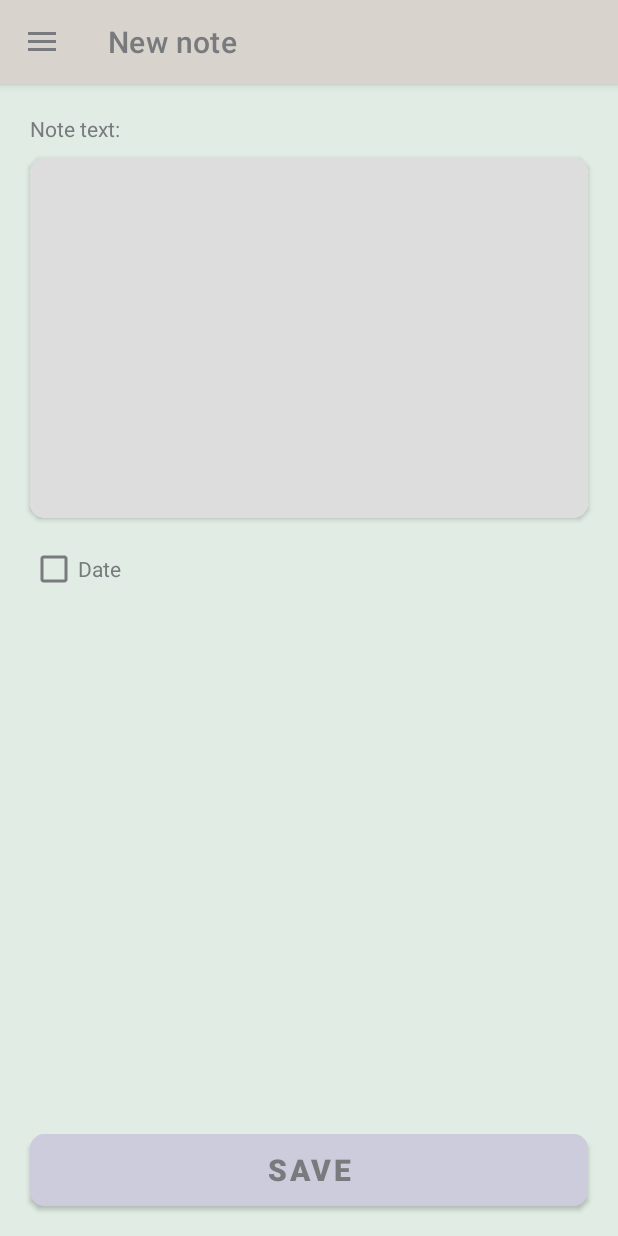
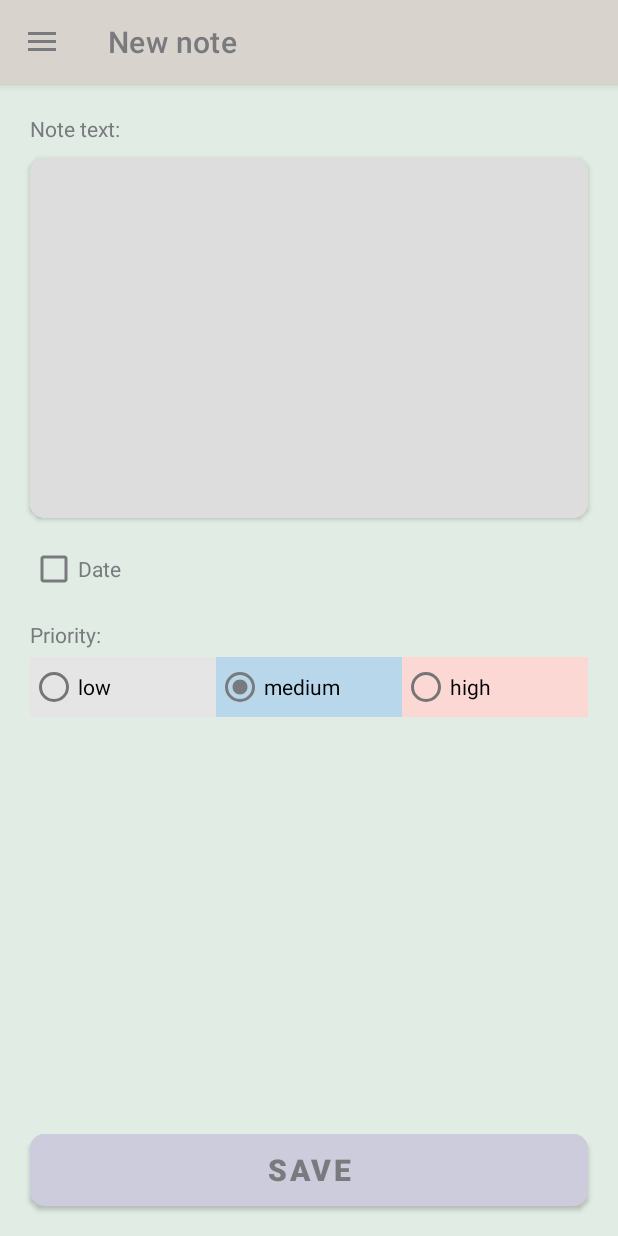
Before and after one commit to alexanastasyev/planner, an Android app: the screen it shows after launch (MainActivity), after a tap on "New note", on a phone screen of 412 x 824 dp. Run offline under Robolectric (Android 15) with nearby library versions, the phone set to English and light mode, and no system bars; our stand-ins replace Room's generated code; 1 other tap on this screen came first.

Commit message:
Priority added

```diff
--- a/app/src/main/java/app/alexanastasyev/planner/MainActivity.kt
+++ b/app/src/main/java/app/alexanastasyev/planner/MainActivity.kt
@@ -49,11 +49,13 @@ class MainActivity : AppCompatActivity() {
     }
 
     private fun openHomeScreen() {
+        binding.navHostFragment.findNavController().popBackStack()
         binding.navHostFragment.findNavController().navigate(R.id.homeScreen)
         hideMenu()
     }
 
     private fun openCreateNoteScreen() {
+        binding.navHostFragment.findNavController().popBackStack()
         binding.navHostFragment.findNavController().navigate(R.id.createNoteScreen)
         hideMenu()
     }
--- a/app/src/main/java/app/alexanastasyev/planner/database/NoteDao.kt
+++ b/app/src/main/java/app/alexanastasyev/planner/database/NoteDao.kt
@@ -5,7 +5,7 @@ import app.alexanastasyev.planner.domain.Note
 
 @Dao
 interface NoteDao {
-    @Query("SELECT * FROM note")
+    @Query("SELECT * FROM note ORDER BY date DESC")
     fun getAll(): List<Note>
 
     @Query("SELECT * FROM note WHERE id = :id")
--- a/app/src/main/java/app/alexanastasyev/planner/ui/screens/create/CreateNoteScreen.kt
+++ b/app/src/main/java/app/alexanastasyev/planner/ui/screens/create/CreateNoteScreen.kt
@@ -26,12 +26,12 @@ class CreateNoteScreen : Fragment(), CreateNoteView {
     override fun onViewCreated(view: View, savedInstanceState: Bundle?) {
         super.onViewCreated(view, savedInstanceState)
         presenter.init()
-        setOnCheckBoxTimeListener()
+        setOnCheckBoxDateListener()
         setOnButtonSaveClickListener()
     }
 
-    private fun setOnCheckBoxTimeListener() {
-        binding.checkBoxTime.setOnClickListener {
+    private fun setOnCheckBoxDateListener() {
+        binding.checkBoxDate.setOnClickListener {
             if ((it as CheckBox).isChecked) {
                 showDatePicker()
             } else {
@@ -51,8 +51,13 @@ class CreateNoteScreen : Fragment(), CreateNoteView {
     private fun setOnButtonSaveClickListener() {
         binding.buttonSave.setOnClickListener {
             val text = binding.editTextNoteText.text.toString()
-            val priority = Priority.MEDIUM
-            val date = if (binding.checkBoxTime.isChecked) {
+            val priority = when {
+                binding.radioButtonLow.isChecked -> Priority.LOW
+                binding.radioButtonMedium.isChecked -> Priority.MEDIUM
+                binding.radioButtonHigh.isChecked -> Priority.HIGH
+                else -> Priority.MEDIUM
+            }
+            val date = if (binding.checkBoxDate.isChecked) {
                 val calendar = Calendar.getInstance()
                 calendar.set(Calendar.DAY_OF_MONTH, binding.datePicker.dayOfMonth)
                 calendar.set(Calendar.MONTH, binding.datePicker.month)
--- a/app/src/main/java/app/alexanastasyev/planner/ui/screens/home/HomePresenter.kt
+++ b/app/src/main/java/app/alexanastasyev/planner/ui/screens/home/HomePresenter.kt
@@ -1,6 +1,5 @@
 package app.alexanastasyev.planner.ui.screens.home
 
-import android.util.Log
 import app.alexanastasyev.planner.domain.Note
 import app.alexanastasyev.planner.utils.DatabaseUtils
 import app.alexanastasyev.planner.ui.Presenter
--- a/app/src/main/java/app/alexanastasyev/planner/ui/screens/home/NotesAdapter.kt
+++ b/app/src/main/java/app/alexanastasyev/planner/ui/screens/home/NotesAdapter.kt
@@ -1,10 +1,13 @@
 package app.alexanastasyev.planner.ui.screens.home
 
 import android.view.LayoutInflater
+import android.view.View
 import android.view.ViewGroup
+import androidx.core.content.ContextCompat
 import androidx.recyclerview.widget.RecyclerView
 import app.alexanastasyev.planner.R
 import app.alexanastasyev.planner.domain.Note
+import app.alexanastasyev.planner.domain.Priority
 import java.text.SimpleDateFormat
 import java.util.*
 
@@ -14,7 +17,8 @@ class NotesAdapter(
 ) : RecyclerView.Adapter<NoteViewHolder>()  {
 
     companion object {
-        private const val DATE_FORMAT = "d MMMM"
+        private const val DATE_FORMAT = "dd.MM.yyyy"
+        private const val TIME_FORMAT = "hh:mm"
     }
 
     override fun onCreateViewHolder(parent: ViewGroup, viewType: Int): NoteViewHolder {
@@ -27,9 +31,15 @@ class NotesAdapter(
         holder.binding.textViewNoteItemText.text = note.text
         if (note.date != null) {
             holder.binding.textViewNoteItemDate.text = SimpleDateFormat(DATE_FORMAT, Locale.getDefault()).format(note.date)
+            holder.binding.textViewNoteItemTime.text = SimpleDateFormat(TIME_FORMAT, Locale.getDefault()).format(note.date)
         } else {
-            holder.binding.textViewNoteItemDate.text = holder.binding.root.context.getString(R.string.no_date)
+            holder.binding.layoutDateTime.visibility = View.GONE
         }
+        holder.binding.layoutNote.setBackgroundColor(when (note.priority) {
+            Priority.LOW -> ContextCompat.getColor(holder.binding.root.context, R.color.grey_light)
+            Priority.MEDIUM -> ContextCompat.getColor(holder.binding.root.context, R.color.blue)
+            Priority.HIGH -> ContextCompat.getColor(holder.binding.root.context, R.color.red)
+        })
     }
 
     override fun getItemCount(): Int {
--- a/app/src/main/res/layout/screen_create_note.xml
+++ b/app/src/main/res/layout/screen_create_note.xml
@@ -1,20 +1,20 @@
 <?xml version="1.0" encoding="utf-8"?>
 <androidx.constraintlayout.widget.ConstraintLayout xmlns:android="http://schemas.android.com/apk/res/android"
+    xmlns:app="http://schemas.android.com/apk/res-auto"
+    xmlns:tools="http://schemas.android.com/tools"
     android:layout_width="match_parent"
     android:layout_height="match_parent"
-    android:background="@color/green"
-    xmlns:app="http://schemas.android.com/apk/res-auto"
-    xmlns:tools="http://schemas.android.com/tools">
+    android:background="@color/green">
 
     <ScrollView
         android:id="@+id/scrollViewCreateNote"
         android:layout_width="0dp"
         android:layout_height="0dp"
         android:paddingBottom="20dp"
-        app:layout_constraintTop_toTopOf="parent"
+        app:layout_constraintBottom_toTopOf="@id/buttonSave"
+        app:layout_constraintEnd_toEndOf="parent"
         app:layout_constraintStart_toStartOf="parent"
-        app:layout_constraintEnd_toEndOf="parent"
-        app:layout_constraintBottom_toTopOf="@id/buttonSave">
+        app:layout_constraintTop_toTopOf="parent">
 
         <androidx.constraintlayout.widget.ConstraintLayout
             android:layout_width="match_parent"
@@ -24,72 +24,123 @@
                 android:id="@+id/textViewNoteTextTitle"
                 android:layout_width="wrap_content"
                 android:layout_height="wrap_content"
+                android:layout_marginStart="20dp"
+                android:layout_marginTop="20dp"
                 android:text="@string/note_text"
                 android:textColor="@color/brown_grey"
                 android:textSize="14sp"
-                android:layout_marginTop="20dp"
-                android:layout_marginStart="20dp"
-                app:layout_constraintTop_toTopOf="parent"
-                app:layout_constraintStart_toStartOf="parent"/>
+                app:layout_constraintStart_toStartOf="parent"
+                app:layout_constraintTop_toTopOf="parent" />
 
             <androidx.cardview.widget.CardView
                 android:id="@+id/cardViewNoteText"
                 android:layout_width="0dp"
                 android:layout_height="0dp"
+                android:layout_marginStart="20dp"
                 android:layout_marginTop="10dp"
+                android:layout_marginEnd="20dp"
                 android:elevation="0dp"
-                android:layout_marginStart="20dp"
-                android:layout_marginEnd="20dp"
                 app:cardCornerRadius="10dp"
                 app:layout_constraintDimensionRatio="1.552:1"
-                app:layout_constraintTop_toBottomOf="@id/textViewNoteTextTitle"
+                app:layout_constraintEnd_toEndOf="parent"
                 app:layout_constraintStart_toStartOf="parent"
-                app:layout_constraintEnd_toEndOf="parent">
+                app:layout_constraintTop_toBottomOf="@id/textViewNoteTextTitle">
 
                 <EditText
                     android:id="@+id/editTextNoteText"
                     android:layout_width="match_parent"
                     android:layout_height="match_parent"
                     android:background="@color/grey_medium"
+                    android:gravity="start|top"
                     android:importantForAutofill="no"
+                    android:inputType="textMultiLine"
+                    android:padding="10dp"
                     android:textColor="@color/grey_dark"
                     android:textSize="16sp"
-                    android:padding="10dp"
-                    android:inputType="textMultiLine"
-                    android:gravity="start|top"
-                    tools:text="@tools:sample/lorem/random"
-                    tools:ignore="LabelFor" />
+                    tools:ignore="LabelFor"
+                    tools:text="@tools:sample/lorem/random" />
 
             </androidx.cardview.widget.CardView>
 
             <androidx.appcompat.widget.AppCompatCheckBox
-                android:id="@+id/checkBoxTime"
+                android:id="@+id/checkBoxDate"
                 android:layout_width="wrap_content"
                 android:layout_height="wrap_content"
+                android:layout_marginStart="20dp"
+                android:layout_marginTop="10dp"
+                android:buttonTint="@color/brown_grey"
                 android:text="@string/date"
-                android:layout_marginTop="10dp"
+                android:textColor="@color/brown_grey"
                 android:textSize="14sp"
-                android:textColor="@color/brown_grey"
-                android:buttonTint="@color/brown_grey"
-                android:layout_marginStart="20dp"
+                app:layout_constraintStart_toStartOf="parent"
                 app:layout_constraintTop_toBottomOf="@id/cardViewNoteText"
-                app:layout_constraintStart_toStartOf="parent"
-                tools:checked="true"/>
+                tools:checked="true" />
 
             <DatePicker
                 android:id="@+id/datePicker"
                 android:layout_width="0dp"
                 android:layout_height="wrap_content"
+                android:layout_marginStart="20dp"
                 android:layout_marginTop="-20dp"
+                android:layout_marginEnd="20dp"
+                android:calendarViewShown="false"
                 android:datePickerMode="spinner"
-                android:calendarViewShown="false"
                 android:visibility="gone"
+                app:layout_constraintEnd_toEndOf="parent"
+                app:layout_constraintStart_toStartOf="parent"
+                app:layout_constraintTop_toBottomOf="@id/checkBoxDate"
+                tools:visibility="visible" />
+
+            <TextView
+                android:id="@+id/textViewPriority"
+                android:layout_width="wrap_content"
+                android:layout_height="wrap_content"
                 android:layout_marginStart="20dp"
+                android:layout_marginTop="10dp"
+                android:text="@string/priority"
+                android:textColor="@color/brown_grey"
+                android:textSize="14sp"
+                app:layout_constraintStart_toStartOf="parent"
+                app:layout_constraintTop_toBottomOf="@id/datePicker" />
+
+            <RadioGroup
+                android:id="@+id/radioGroupPriority"
+                android:layout_width="0dp"
+                android:layout_height="40dp"
+                android:layout_marginStart="20dp"
+                android:layout_marginTop="5dp"
                 android:layout_marginEnd="20dp"
-                app:layout_constraintTop_toBottomOf="@id/checkBoxTime"
+                android:orientation="horizontal"
+                android:checkedButton="@id/radioButtonMedium"
+                app:layout_constraintEnd_toEndOf="parent"
                 app:layout_constraintStart_toStartOf="parent"
-                app:layout_constraintEnd_toEndOf="parent"
-                tools:visibility="visible"/>
+                app:layout_constraintTop_toBottomOf="@id/textViewPriority">
+
+                <RadioButton
+                    android:id="@+id/radioButtonLow"
+                    android:layout_width="0dp"
+                    android:layout_height="match_parent"
+                    android:layout_weight="1"
+                    android:background="@color/grey_light"
+                    android:text="@string/low"/>
+
+                <RadioButton
+                    android:id="@+id/radioButtonMedium"
+                    android:layout_width="0dp"
+                    android:layout_height="match_parent"
+                    android:layout_weight="1"
+                    android:background="@color/blue"
+                    android:text="@string/medium"/>
+
+                <RadioButton
+                    android:id="@+id/radioButtonHigh"
+                    android:layout_width="0dp"
+                    android:layout_height="match_parent"
+                    android:layout_weight="1"
+                    android:background="@color/red"
+                    android:text="@string/high"/>
+
+            </RadioGroup>
 
         </androidx.constraintlayout.widget.ConstraintLayout>
 
@@ -99,19 +150,19 @@
         android:id="@+id/buttonSave"
         android:layout_width="0dp"
         android:layout_height="wrap_content"
+        android:layout_marginStart="20dp"
+        android:layout_marginEnd="20dp"
+        android:layout_marginBottom="20dp"
+        android:backgroundTint="@color/purple"
         android:insetTop="0dp"
         android:insetBottom="0dp"
         android:text="@string/save"
-        android:backgroundTint="@color/purple"
         android:textColor="@color/brown_grey"
         android:textSize="20sp"
         android:textStyle="bold"
-        android:layout_marginStart="20dp"
-        android:layout_marginEnd="20dp"
-        android:layout_marginBottom="20dp"
         app:cornerRadius="10dp"
         app:layout_constraintBottom_toBottomOf="parent"
-        app:layout_constraintStart_toStartOf="parent"
-        app:layout_constraintEnd_toEndOf="parent"/>
+        app:layout_constraintEnd_toEndOf="parent"
+        app:layout_constraintStart_toStartOf="parent" />
 
 </androidx.constraintlayout.widget.ConstraintLayout>
--- a/app/src/main/res/values/strings.xml
+++ b/app/src/main/res/values/strings.xml
@@ -6,8 +6,13 @@
     <string name="main">Home</string>
     <string name="note_text">Note text:</string>
     <string name="date">Date</string>
+    <string name="time">Time</string>
     <string name="save">Save</string>
     <string name="error_load_notes">Error! Cannot load notes.</string>
     <string name="note_saved">Note saved</string>
     <string name="no_date">No date</string>
+    <string name="priority">Priority:</string>
+    <string name="low">low</string>
+    <string name="medium">medium</string>
+    <string name="high">high</string>
 </resources>
```
Also changed, not shown: app/src/main/res/layout/item_note.xml (+31 -8 lines).
